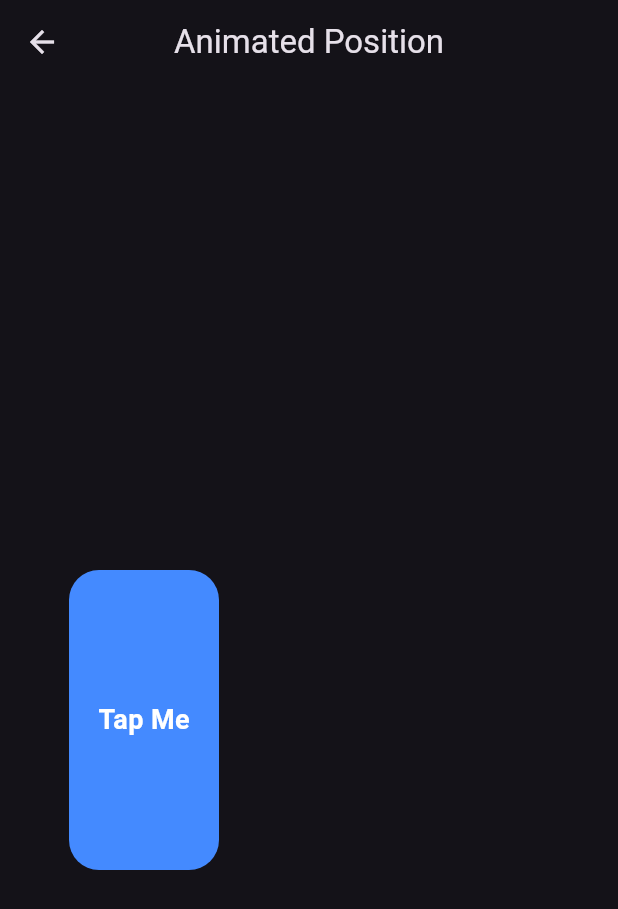
After one commit to PAIshanMadusha/flutter-animations, a Flutter app: the screen it shows after launch, after a tap on "Animated Positioned", on a phone screen of 412 x 824 dp. The commit adds this screen. Shown: the top 909 px of the screen. Run offline on Flutter 3.47's test engine with Material 3 defaults, Android fonts, the phone set to English and light mode, and no system bars.

Commit message:
Animated Positioned Design

```diff
--- /dev/null
+++ b/lib/animations/implict_animations/custom_animated_positioned.dart
@@ -0,0 +1,60 @@
+import 'package:flutter/material.dart';
+
+class CustomAnimatedPositioned extends StatefulWidget {
+  const CustomAnimatedPositioned({super.key});
+
+  @override
+  State<CustomAnimatedPositioned> createState() =>
+      _CustomAnimatedPositionedState();
+}
+
+class _CustomAnimatedPositionedState extends State<CustomAnimatedPositioned> {
+  bool _isSelected = false;
+
+  @override
+  Widget build(BuildContext context) {
+    return Scaffold(
+      appBar: AppBar(title: Text("Animated Position"), centerTitle: true),
+      body: Center(
+        child: SizedBox(
+          width: 320,
+          height: 420,
+          child: Stack(
+            children: [
+              AnimatedPositioned(
+                width: _isSelected ? 300 : 100,
+                height: _isSelected ? 90 : 200,
+                top: _isSelected ? 50 : 150,
+                duration: Duration(seconds: 1),
+                curve: Curves.easeInBack,
+                child: GestureDetector(
+                  onTap: () {
+                    setState(() {
+                      _isSelected = !_isSelected;
+                    });
+                  },
+                  child: Container(
+                    decoration: BoxDecoration(
+                      borderRadius: BorderRadius.circular(20),
+                      color: Colors.blueAccent,
+                    ),
+                    child: Center(
+                      child: Text(
+                        "Tap Me",
+                        style: TextStyle(
+                          color: Colors.white,
+                          fontWeight: FontWeight.bold,
+                          fontSize: 18,
+                        ),
+                      ),
+                    ),
+                  ),
+                ),
+              ),
+            ],
+          ),
+        ),
+      ),
+    );
+  }
+}
--- a/lib/main/home_page.dart
+++ b/lib/main/home_page.dart
@@ -1,5 +1,6 @@
 import 'package:flutter/material.dart';
 import 'package:flutter_animations/animations/implict_animations/custom_animated_physical_model.dart';
+import 'package:flutter_animations/animations/implict_animations/custom_animated_positioned.dart';
 import 'package:flutter_animations/reusable_widgets.dart/custom_button.dart';
 import 'package:flutter_animations/animations/implict_animations/custom_animated_box.dart';
 import 'package:flutter_animations/animations/implict_animations/custom_animated_button.dart';
@@ -115,6 +116,18 @@ class HomePage extends StatelessWidget {
                   );
                 },
               ),
+              SizedBox(height: sizedBoxValue),
+              CustomButton(
+                text: "Animated Positioned",
+                onTap: () {
+                  Navigator.push(
+                    context,
+                    MaterialPageRoute(
+                      builder: (context) => CustomAnimatedPositioned(),
+                    ),
+                  );
+                },
+              ),
             ],
           ),
         ),
```
